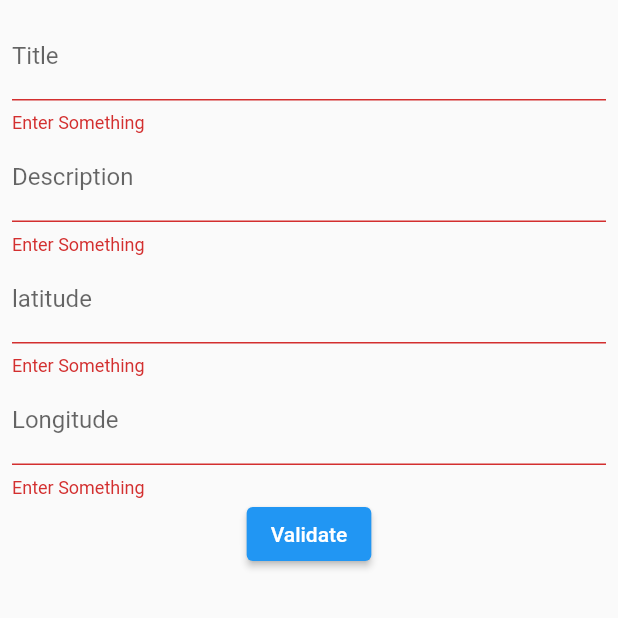
After one commit to hangover-hetic/green_quest_frontend, a Flutter app: the CreateEvent screen opened by its route, after a tap on "Validate", on a phone screen of 412 x 824 dp, the top half of it. The commit adds this screen. Run offline on Flutter 3.47's test engine with Material 2 defaults, Android fonts, the phone set to English and light mode, and no system bars; our stand-ins replace flutter_dotenv, flutter_riverpod, go_router; network calls fail.

Commit message:
You can post an event

```diff
--- a/lib/api/models/event.dart
+++ b/lib/api/models/event.dart
@@ -1,7 +1,7 @@
 class Event {
   final String title;
   final String description;
-  final int id;
+  final Function(int)? id;
   final double longitude;
   final double latitude;
 
@@ -9,18 +9,16 @@ class Event {
       {
         required this.title,
         required this.description,
-        required this.id,
+        this.id,
         required this.longitude,
         required this.latitude
       }
   );
 
   factory Event.fromJson(Map<String, dynamic> json) {
-    print(json);
     return Event(
         title      : (json['title'] ?? "") as String,
         description: (json['description'] ?? "") as String,
-        id         : json['id'] as int,
         longitude  : json['longitude'] as double,
         latitude   : json['latitude'] as double
     );
@@ -30,7 +28,6 @@ class Event {
     return {
       'title': title,
       'description': description,
-      'id': id,
       'longitude': longitude,
       'latitude': latitude
     };
--- a/lib/router.dart
+++ b/lib/router.dart
@@ -1,6 +1,7 @@
 import 'package:flutter/material.dart';
 import 'package:go_router/go_router.dart';
-import 'package:green_quest_frontend/screens/getList_api.dart';
+import 'package:green_quest_frontend/screens/Events/getList_api.dart';
+import 'package:green_quest_frontend/screens/Events/postEvent_api.dart';
 
 import './screens/index.dart';
 
@@ -31,5 +32,11 @@ final GoRouter router = GoRouter(
         return const GetListEvents();
       },
     ),
+    GoRoute(
+      path: '/create_event',
+      builder: (BuildContext context, GoRouterState state) {
+        return const CreateEvent();
+      },
+    ),
   ],
 );
--- /dev/null
+++ b/lib/screens/Events/postEvent_api.dart
@@ -0,0 +1,125 @@
+import 'package:flutter/material.dart';
+import '../../api/models/main.dart';
+import 'package:green_quest_frontend/api/eventsService.dart';
+
+final _formKey = GlobalKey<FormState>();
+
+class CreateEvent extends StatefulWidget {
+  const CreateEvent({Key? key}) : super(key: key);
+
+  @override
+  CreateEventState createState() => CreateEventState();
+}
+
+class CreateEventState extends State<CreateEvent> {
+  late Future<List<Event>> sendEventToApi;
+
+  @override
+  void initState() {
+    super.initState();
+  }
+
+  final TextEditingController _titleTEC = TextEditingController();
+  final TextEditingController _descriptionTEC = TextEditingController();
+  final TextEditingController _latitudeTEC = TextEditingController();
+  final TextEditingController _longitudeTEC = TextEditingController();
+
+  Future<void> postEvent(
+      String title,
+      String description,
+      double latitude,
+      double longitude,
+      ) async {
+    final data = {
+      'title': title,
+      'description': description,
+      'longitude': longitude,
+      'latitude': latitude
+    };
+    await EventsServiceApi.postEvent(data);
+  }
+
+  Widget build(BuildContext context) {
+    return Scaffold(
+        body: Padding(
+          padding: const EdgeInsets.all(8.0),
+          child: Center(
+            child: Form(
+              key: _formKey,
+              child: Column(
+                children: [
+                  TextFormField(
+                    decoration: const InputDecoration(
+                      labelText: 'Title',
+                    ),
+                    controller: _titleTEC,
+                    validator: (value) {
+                      if (value == null || value.isEmpty) {
+                        return "Enter Something";
+                      }
+                      return null;
+                    },
+                  ),
+                  TextFormField(
+                    decoration: const InputDecoration(
+                      labelText: 'Description',
+                    ),
+                    controller: _descriptionTEC,
+                    validator: (value) {
+                      if (value == null || value.isEmpty) {
+                        return "Enter Something";
+                      }
+                      return null;
+                    },
+                  ),
+                  TextFormField(
+                    decoration: const InputDecoration(
+                      labelText: 'latitude',
+                    ),
+                    controller: _latitudeTEC,
+                    validator: (value) {
+                      if (value == null || value.isEmpty) {
+                        return "Enter Something";
+                      }
+                      return null;
+                    },
+                  ),
+                  TextFormField(
+                    decoration: const InputDecoration(
+                      labelText: 'Longitude',
+                    ),
+                    controller: _longitudeTEC,
+                    validator: (value) {
+                      if (value == null || value.isEmpty) {
+                        return "Enter Something";
+                      }
+                      return null;
+                    },
+                  ),
+                  ElevatedButton(
+                    onPressed: () {
+                      if(_formKey.currentState!.validate()) {
+                        ScaffoldMessenger.of(context).showSnackBar(
+                          const SnackBar(
+                            content: Text('Great'),
+                          ),
+                        );
+
+                        final _title       = _titleTEC.text;
+                        final _description = _descriptionTEC.text;
+                        final _latitude    = double.parse(_latitudeTEC.text);
+                        final _longitude   = double.parse(_longitudeTEC.text);
+
+                        postEvent(_title, _description, _latitude, _longitude);
+                      }
+                    },
+                    child: const Text('Validate'),
+                  ),
+                ],
+              ),
+            ),
+          ),
+        ),
+    );
+  }
+}
--- a/lib/screens/example_api.dart
+++ b/lib/screens/example_api.dart
@@ -6,7 +6,7 @@ import '../api/models/main.dart';
 import '../providers/index.dart';
 
 class ApiScreen extends StatefulWidget {
-  const ApiScreen({Key? key}) : super(key: key);
+  const ApiScreen({super.key});
 
   @override
   ApiScreenState createState() => ApiScreenState();
--- a/lib/screens/home_screen.dart
+++ b/lib/screens/home_screen.dart
@@ -26,7 +26,11 @@ class HomeScreen extends StatelessWidget {
           ),
           ElevatedButton(
             onPressed: () => context.go('/list_events'),
-            child: const Text('Get list eventss'),
+            child: const Text('Get list events'),
+          ),
+          ElevatedButton(
+            onPressed: () => context.go('/create_event'),
+            child: const Text('Create an event'),
           ),
         ]),
       ),
```
Also changed, not shown: lib/api/eventsService.dart (added, +43 -0 lines), lib/api/service.dart (+0 -22 lines), lib/screens/Events/getList_api.dart (renamed from lib/screens/getList_api.dart, +4 -4 lines).
